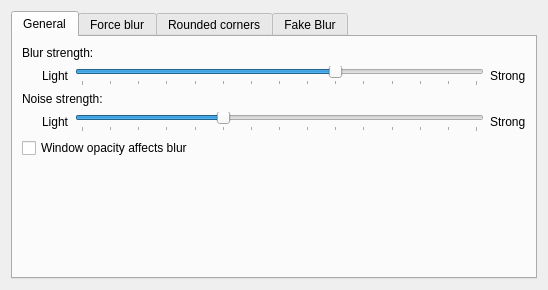
The window that src/kcm/blur_config.ui (taj-ny/kwin-effects-forceblur) describes before a commit, drawn with Qt 5.
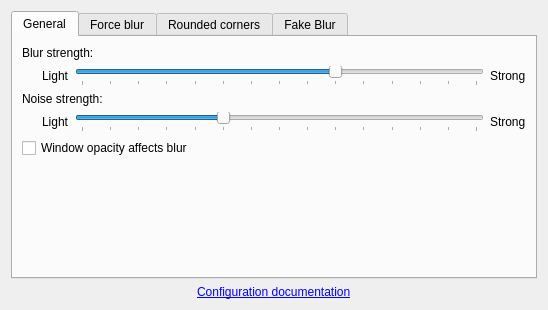
The same window after the commit.

Commit message: kcm: add hyperlink to configuration documentation

The edit to the form file:
```diff
--- a/src/kcm/blur_config.ui
+++ b/src/kcm/blur_config.ui
@@ -563,6 +563,16 @@
      </widget>
     </widget>
    </item>
+   <item alignment="Qt::AlignCenter">
+    <widget class="QLabel">
+     <property name="text">
+      <string>&lt;a href="https://github.com/taj-ny/kwin-effects-forceblur/blob/main/docs/configuration.md"&gt;Configuration documentation&lt;/a&gt;</string>
+     </property>
+     <property name="openExternalLinks">
+      <bool>true</bool>
+     </property>
+    </widget>
+   </item>
   </layout>
  </widget>
  <resources/>
```
